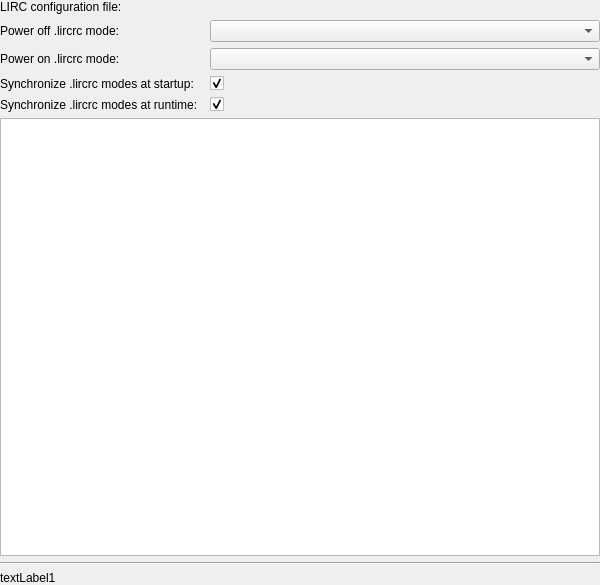
Above: plugins/lirc/lirc-configuration-ui.ui from pbek/kradio before the change. Below: the same form after it.
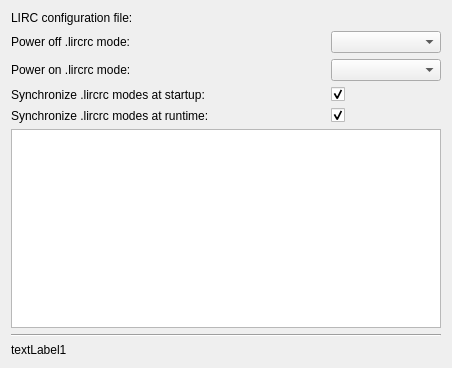
That is the form after the change. Custom widgets are drawn as their Qt base class.

```diff
--- a/plugins/lirc/lirc-configuration-ui.ui
+++ b/plugins/lirc/lirc-configuration-ui.ui
@@ -7,8 +7,8 @@
    <rect>
     <x>0</x>
     <y>0</y>
-    <width>600</width>
-    <height>585</height>
+    <width>452</width>
+    <height>368</height>
    </rect>
   </property>
   <layout class="QGridLayout">
@@ -43,14 +43,7 @@
     </widget>
    </item>
    <item row="1" column="2">
-    <widget class="KComboBox" name="comboPowerOffMode">
-     <property name="sizePolicy">
-      <sizepolicy hsizetype="Expanding" vsizetype="Fixed">
-       <horstretch>0</horstretch>
-       <verstretch>0</verstretch>
-      </sizepolicy>
-     </property>
-    </widget>
+    <widget class="KComboBox" name="comboPowerOffMode"/>
    </item>
    <item row="1" column="0">
     <widget class="QLabel" name="label">
@@ -67,14 +60,7 @@
     </widget>
    </item>
    <item row="2" column="2">
-    <widget class="KComboBox" name="comboPowerOnMode">
-     <property name="sizePolicy">
-      <sizepolicy hsizetype="Expanding" vsizetype="Fixed">
-       <horstretch>0</horstretch>
-       <verstretch>0</verstretch>
-      </sizepolicy>
-     </property>
-    </widget>
+    <widget class="KComboBox" name="comboPowerOnMode"/>
    </item>
    <item row="4" column="0">
     <widget class="QLabel" name="label_3">
@@ -122,7 +108,6 @@
    </item>
   </layout>
  </widget>
- <layoutdefault spacing="6" margin="0"/>
  <customwidgets>
   <customwidget>
    <class>KComboBox</class>
```
